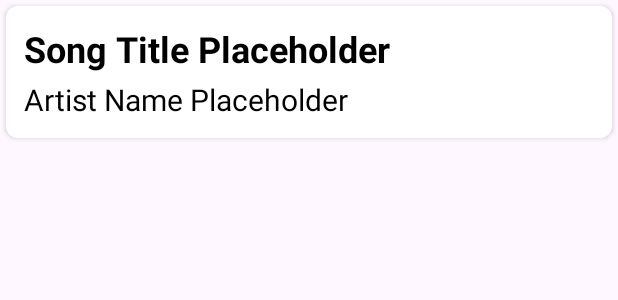
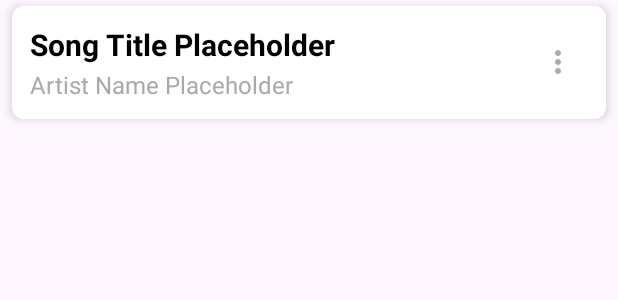
Before and after one commit to Saw-Baw-Mu-Thaw/MidPlayer, an Android app: the layout item_song.xml on its own in the app's theme, with its tools: preview values and no code run, on a phone screen of 412 x 824 dp. Shown: the top 300 px of the screen. Run offline under Robolectric (Android 15) with nearby library versions, the phone set to English and light mode, and no system bars.

Commit message:
add ic more vert to each song item in song library

```diff
--- /dev/null
+++ b/app/src/main/res/drawable/ic_more_vert.xml
@@ -0,0 +1,10 @@
+<vector xmlns:android="http://schemas.android.com/apk/res/android"
+    android:width="24dp"
+    android:height="24dp"
+    android:viewportWidth="960"
+    android:viewportHeight="960"
+    android:tint="?attr/colorControlNormal">
+    <path
+        android:fillColor="@android:color/white"
+        android:pathData="M480,800Q447,800 423.5,776.5Q400,753 400,720Q400,687 423.5,663.5Q447,640 480,640Q513,640 536.5,663.5Q560,687 560,720Q560,753 536.5,776.5Q513,800 480,800ZM480,560Q447,560 423.5,536.5Q400,513 400,480Q400,447 423.5,423.5Q447,400 480,400Q513,400 536.5,423.5Q560,447 560,480Q560,513 536.5,536.5Q513,560 480,560ZM480,320Q447,320 423.5,296.5Q400,273 400,240Q400,207 423.5,183.5Q447,160 480,160Q513,160 536.5,183.5Q560,207 560,240Q560,273 536.5,296.5Q513,320 480,320Z"/>
+</vector>
--- a/app/src/main/res/layout/item_song.xml
+++ b/app/src/main/res/layout/item_song.xml
@@ -4,24 +4,36 @@
     xmlns:app="http://schemas.android.com/apk/res-auto"
     android:layout_width="match_parent"
     android:layout_height="wrap_content"
-    android:layout_margin="4dp"
+    android:layout_marginStart="8dp"
+    android:layout_marginTop="4dp"
+    android:layout_marginEnd="8dp"
+    android:layout_marginBottom="4dp"
     app:cardCornerRadius="8dp"
-    android:layout_marginRight="5dp"
-    android:layout_marginLeft="5dp">
+    app:cardElevation="4dp">  <!-- CHANGE: Added elevation for the shadow effect -->
 
-    <LinearLayout
+    <!-- CHANGE: Using a RelativeLayout to easily position the icon to the far right -->
+    <RelativeLayout
         android:layout_width="match_parent"
         android:layout_height="wrap_content"
+        android:background="@color/white"
+        android:padding="12dp">
+
+        <!-- This LinearLayout holds the text, same as before -->
+        <LinearLayout
+            android:id="@+id/song_info_layout"
+            android:layout_width="wrap_content"
+            android:layout_height="wrap_content"
             android:orientation="vertical"
-        android:padding="12dp"
-        android:background="@color/white">
+            android:layout_centerVertical="true"
+            android:layout_alignParentStart="true"
+            android:layout_toStartOf="@+id/image_view_options"> <!-- Ensures text doesn't go under the icon -->
 
             <TextView
                 android:id="@+id/text_view_title"
                 android:layout_width="wrap_content"
                 android:layout_height="wrap_content"
                 android:text="Song Title Placeholder"
-            android:textSize="24sp"
+                android:textSize="20sp"
                 android:textStyle="bold"
                 android:textColor="@color/black"/>
 
@@ -29,10 +41,26 @@
                 android:id="@+id/text_view_artist"
                 android:layout_width="wrap_content"
                 android:layout_height="wrap_content"
-            android:layout_marginTop="4dp"
+                android:layout_marginTop="2dp"
                 android:text="Artist Name Placeholder"
-            android:textSize="20sp"
-            android:textColor="@color/black"/>
+                android:textSize="16sp"
+                android:textColor="@android:color/darker_gray"/>
 
         </LinearLayout>
+
+        <!-- CHANGE: Added an ImageView for the three-dot options icon -->
+        <ImageView
+            android:id="@+id/image_view_options"
+            android:layout_width="wrap_content"
+            android:layout_height="wrap_content"
+            android:layout_alignParentEnd="true"
+            android:layout_centerVertical="true"
+            android:padding="8dp"
+            android:src="@drawable/ic_more_vert"
+            android:clickable="true"
+            android:focusable="true"
+            android:background="?attr/selectableItemBackgroundBorderless"
+            app:tint="@android:color/darker_gray" />
+
+    </RelativeLayout>
 </androidx.cardview.widget.CardView>
```
Lines whose indentation alone changed are shown as unchanged.
